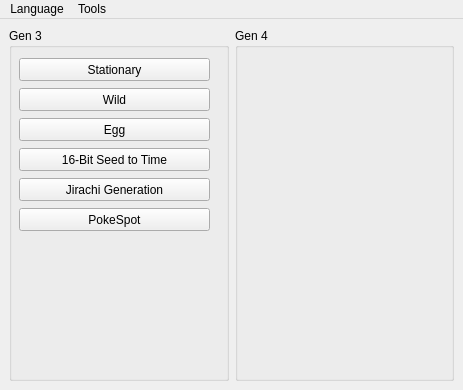
Above: Forms/MainWindow.ui from Admiral-Fish/PokeFinder before the change. Below: the same form after it.
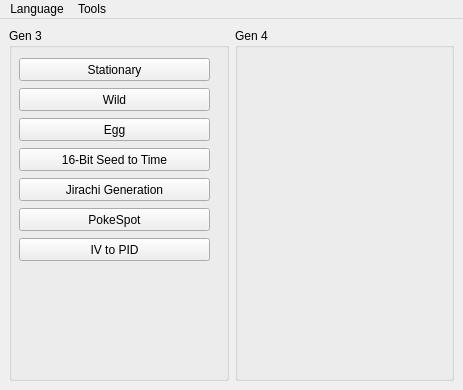
That is the form after the change. Icons and pictures are not drawn.

What changed in the file:
```diff
--- a/Forms/MainWindow.ui
+++ b/Forms/MainWindow.ui
@@ -120,6 +120,19 @@
         <string>PokeSpot</string>
        </property>
       </widget>
+      <widget class="QPushButton" name="pushButtonIVToPID">
+       <property name="geometry">
+        <rect>
+         <x>10</x>
+         <y>210</y>
+         <width>191</width>
+         <height>23</height>
+        </rect>
+       </property>
+       <property name="text">
+        <string>IV to PID</string>
+       </property>
+      </widget>
      </widget>
     </item>
     <item row="0" column="1">
```
Left out of the diff: 2 changed lines with no effect on the pictures.
